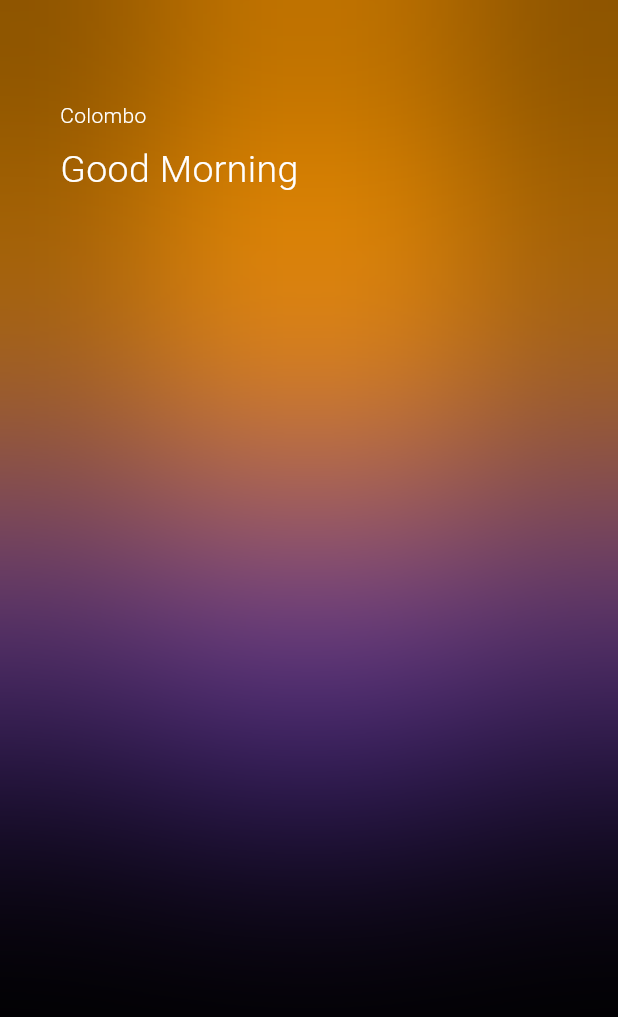
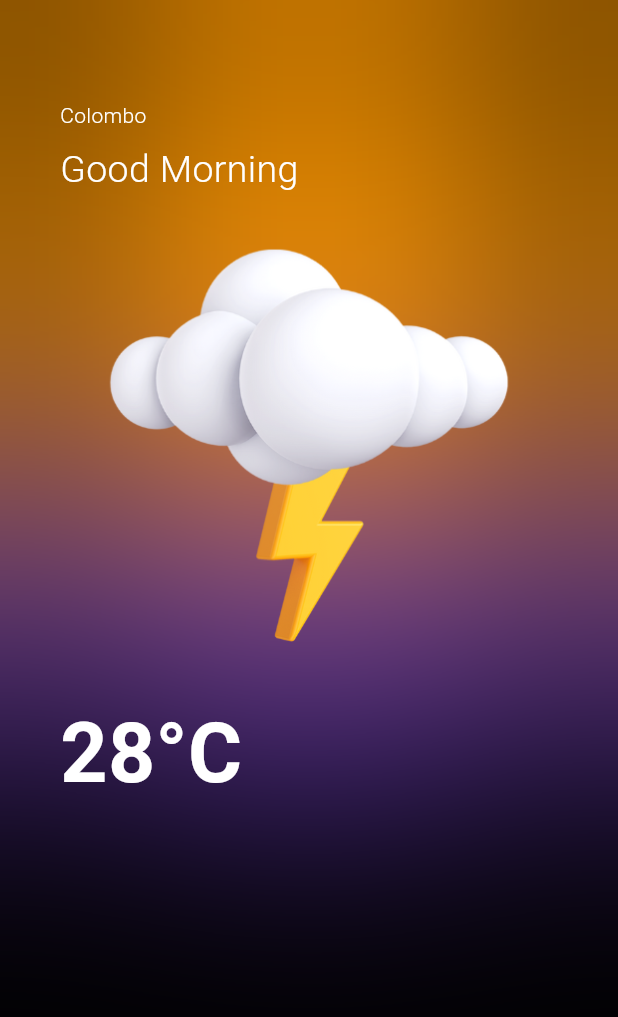
Before and after one commit to NovaLogics/weather-now-flutter-app, a Flutter app: the screen it shows after launch, on a phone screen of 412 x 824 dp. Shown: the top 1017 px of the screen. Run offline on Flutter 3.47's test engine with Material 3 defaults, Android fonts, the phone set to English and light mode, and no system bars; our stand-ins replace bloc, equatable.

Commit message:
feat [ui]: Add weather image and temperature components

```diff
--- a/lib/screens/home_screen.dart
+++ b/lib/screens/home_screen.dart
@@ -58,23 +58,34 @@ class HomeScreen extends StatelessWidget {
               SizedBox(
                 width: MediaQuery.of(context).size.width,
                 height: MediaQuery.of(context).size.height,
-                child: const Column(
+                child: Column(
                   crossAxisAlignment: CrossAxisAlignment.start,
                   children: [
-                    Text(
+                    const Text(
                       "Colombo",
                       style: TextStyle(
                         color: Colors.white,
                         fontWeight: FontWeight.w300,
                       ),
                     ),
-                    SizedBox(height: 8),
-                    Text(
+                    const SizedBox(height: 8),
+                    const Text(
                       "Good Morning",
                       style: TextStyle(
                         color: Colors.white,
                         fontSize: 25,
                         fontWeight: FontWeight.w300,
+                      ),
+                    ),
+                    Image.asset(
+                      "assets/1.png"
+                    ),
+                    const Text(
+                      "28°C",
+                      style: TextStyle(
+                        color: Colors.white,
+                        fontSize: 55,
+                        fontWeight: FontWeight.w600,
                       ),
                     ),
                   ],
```
